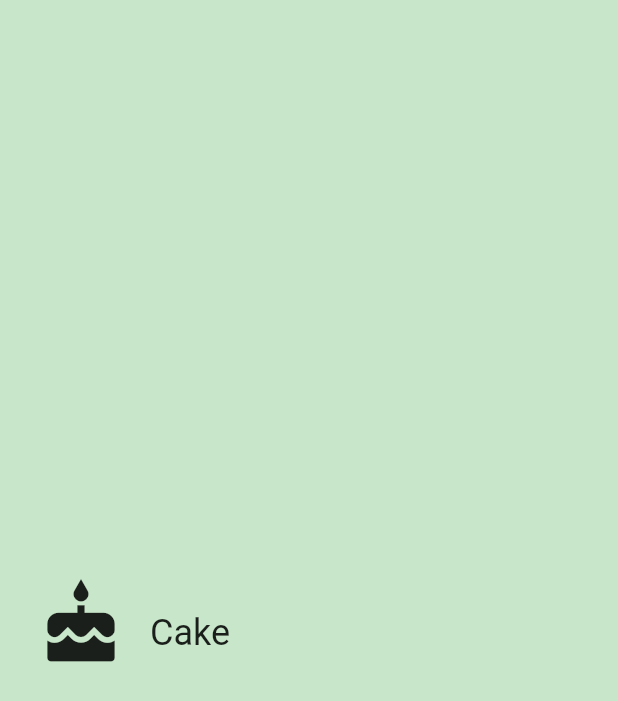
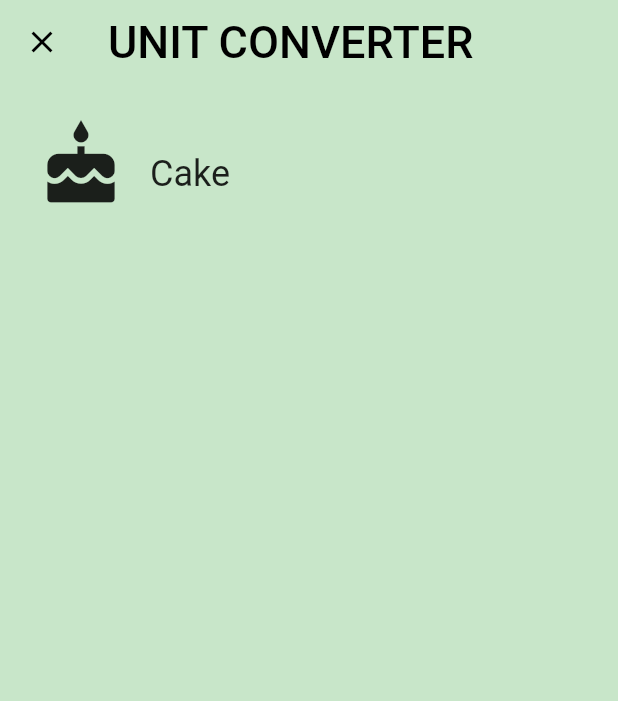
Before and after one commit to Mubanga/Udacity-FlutterDev-Lesson-1, a Flutter app: the screen it shows after launch, on a phone screen of 412 x 824 dp. Shown: the top 701 px of the screen. Run offline on Flutter 3.47's test engine with Material 2 defaults, Android fonts, the phone set to English and light mode, and no system bars.

Commit message:
Lesson 1 Task 15 - Code the Unit Converter AppBar and Category Route.

```diff
--- a/lib/main.dart
+++ b/lib/main.dart
@@ -29,14 +29,23 @@ class UnitConverterApp extends StatelessWidget {
       debugShowCheckedModeBanner: false,
       title: 'Unit Converter',
       home: Scaffold(
+        appBar: AppBar(
+          leading: Icon(
+            Icons.close,
+            color: Colors.black,
+          ),
+          title: Text(
+            "UNIT CONVERTER",
+            style: TextStyle(fontSize: 30.0, color: Colors.black),
+          ),
+          backgroundColor: Colors.transparent,
+          elevation: 0,
+        ),
         backgroundColor: Colors.green[100],
-        body: Center(
-          // TODO: Determine what properties you'll need to pass into the widget
-          child: Category(
-            name: _categoryName,
-            color: _categoryColor,
-            iconLocation: _categoryIcon,
-          ),
+        body: Category(
+          name: _categoryName,
+          color: _categoryColor,
+          iconLocation: _categoryIcon,
         ),
       ),
     );
```
